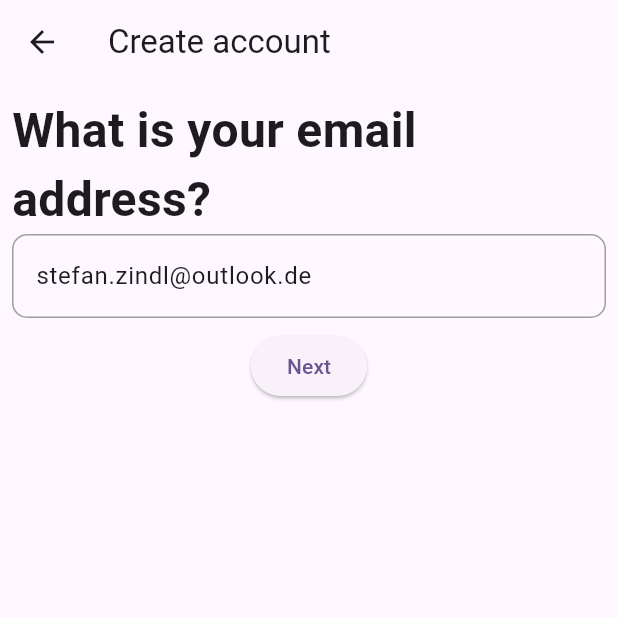
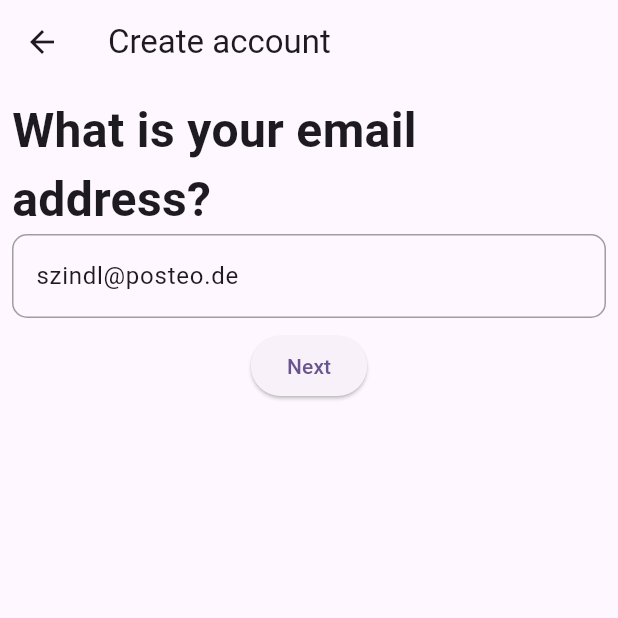
Before and after one commit to zindlsn/meet_christ, a Flutter app: the screen it shows after launch, after a tap on "Sign Up", on a phone screen of 412 x 824 dp, the top half of it. Run offline on Flutter 3.47's test engine with Material 3 defaults, Android fonts, the light colour scheme and no system bars; our stand-ins replace bloc, cloud_firestore, firebase_auth, firebase_core, firebase_storage, flutter_bloc and 6 more; missing offline and left inert: cryptography, google_mlkit_text_recognition, maps_launcher; accounts and stored records are empty.

Commit message:
fix some stuff

```diff
--- a/lib/main.dart
+++ b/lib/main.dart
@@ -32,7 +32,7 @@ import 'package:flutter_bloc/flutter_bloc.dart';
 UserModel? user;
 void main() async {
   WidgetsFlutterBinding.ensureInitialized();
-  await Firebase.initializeApp(options: DefaultFirebaseOptions.android);
+  await Firebase.initializeApp(options: DefaultFirebaseOptions.currentPlatform);
   var factory = BackendAuthFactory(type: BackendType.firestore);
   GetIt.I.registerSingleton<IAuthRepository>(factory.getRepository());
   GetIt.I.registerSingleton<AuthRepository>(AuthRepository());
--- a/lib/pages/auth/auth.dart
+++ b/lib/pages/auth/auth.dart
@@ -132,7 +132,7 @@ class JesusLoginScreen extends StatelessWidget {
   Widget build(BuildContext context) {
     WidgetsBinding.instance.addPostFrameCallback((_) {
       context.read<LoginBloc>().add(
-        LoginInit(email: "stefan.zindl@outlook.de", password: "Jesus1000."),
+        LoginInit(email: "szindl@posteo.de", password: "Jesus10001."),
       );
     });
     return Scaffold(
@@ -227,8 +227,8 @@ class JesusLoginScreen extends StatelessWidget {
                 TextButton(
                   onPressed: () {
                     context.read<AuthRepository>().sendPasswordResetEmail(
-                          email: emailController.text,
-                        );
+                      email: emailController.text,
+                    );
                   },
                   child: const Text(
                     "Forgot Password?",
--- a/lib/pages/signup/signup_email_page.dart
+++ b/lib/pages/signup/signup_email_page.dart
@@ -62,6 +62,7 @@ class _SignupEmailPageState extends State<SignupEmailPage> {
                         .authRepository
                         .emailIsAvailable(_emailController.text);
                     if (isEmailAvailable) {
+                      context.read<SignupBloc>().add(SignupEmailUpdated(_emailController.text));
                       Navigator.push(
                         context,
                         MaterialPageRoute(
--- a/lib/pages/signup/signup_passwort_page.dart
+++ b/lib/pages/signup/signup_passwort_page.dart
@@ -60,6 +60,7 @@ class _SignupPasswordPageState extends State<SignupPasswordPage> {
               child: Center(
                 child: ElevatedButton(
                   onPressed: () {
+                    context.read<SignupBloc>().add(SignupPasswordUpdated(_passwordController.text));
                     Navigator.push(
                       context,
                       MaterialPageRoute(
--- a/lib/repositories/auth_repository.dart
+++ b/lib/repositories/auth_repository.dart
@@ -106,7 +106,6 @@ class AuthRepository implements IAuthRepository {
     UserCredentials userCredentials,
   ) async {
     final FirebaseAuth auth = FirebaseAuth.instance;
-    auth.authStateChanges();
     try {
       final UserCredential userCredential = await auth
           .createUserWithEmailAndPassword(
--- a/lib/view_models/chatlist/bloc/chatlist_bloc.dart
+++ b/lib/view_models/chatlist/bloc/chatlist_bloc.dart
@@ -36,7 +36,7 @@ class ChatlistBloc extends Bloc<ChatlistEvent, ChatlistState> {
             );
             if (otherUserModel != null) {
               other = ChatUserModel(
-                user: otherUserModel!,
+                user: otherUserModel,
                 isMuted: participant.isMuted,
                 isTyping: false,
                 lastSeen: participant.lastSeen,
@@ -58,7 +58,7 @@ class ChatlistBloc extends Bloc<ChatlistEvent, ChatlistState> {
                 .map(
                   (message) => ChatMessageModel.fromEntity(
                     message,
-                    message.id == GetIt.I.get<UserService>().user.id,
+                    message.senderId == GetIt.I.get<UserService>().user.id,
                   ),
                 )
                 .toList(),
```
